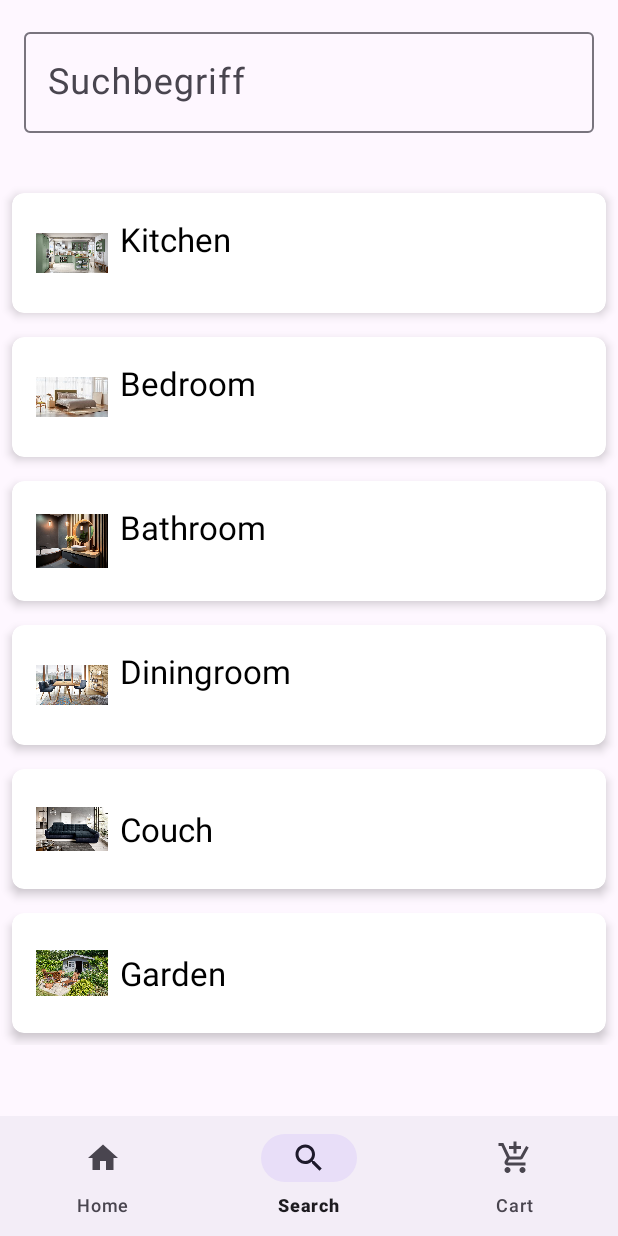
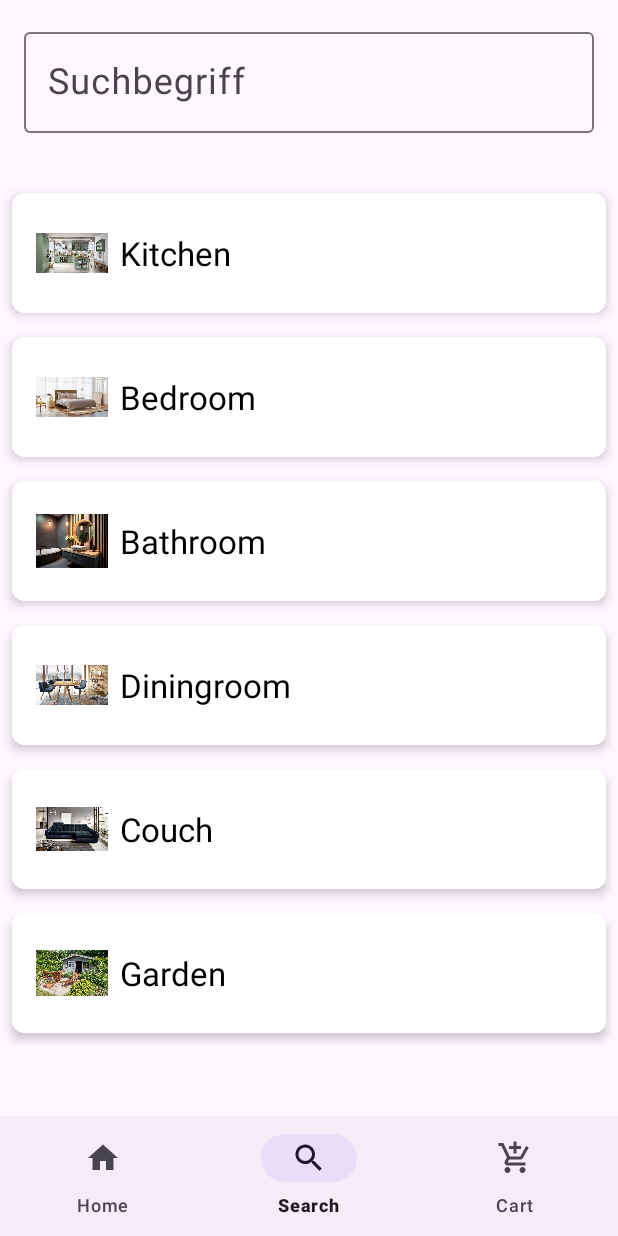
Before and after one commit to PhillipSyntax/android-abschlussprojekt-Phillip1Syntax, an Android app: the SearchFragment screen opened through its navigation route, on a phone screen of 412 x 824 dp. Run offline under Robolectric (Android 15) with nearby library versions, the light colour scheme and no system bars; our stand-ins replace Room's generated code, navigation-ui; 2 statements that could not run were skipped.

Commit message:
no change

```diff
--- a/app/src/main/res/layout/fragment_search.xml
+++ b/app/src/main/res/layout/fragment_search.xml
@@ -52,6 +52,7 @@
                     android:id="@+id/image1"
                     android:layout_width="48dp"
                     android:layout_height="48dp"
+                    android:layout_gravity="center"
                     android:layout_marginEnd="8dp"
                     android:src="@drawable/kitchen" />
 
@@ -59,6 +60,7 @@
                     android:id="@+id/categorie1"
                     android:layout_width="wrap_content"
                     android:layout_height="wrap_content"
+                    android:layout_gravity="center"
                     android:text="Kitchen"
                     android:textColor="@android:color/black"
                     android:textSize="22sp" />
@@ -89,6 +91,7 @@
                     android:id="@+id/categorie2"
                     android:layout_width="wrap_content"
                     android:layout_height="wrap_content"
+                    android:layout_gravity="center"
                     android:text="Bedroom"
                     android:textColor="@android:color/black"
                     android:textSize="22sp" />
@@ -119,6 +122,7 @@
                     android:id="@+id/categorie3"
                     android:layout_width="wrap_content"
                     android:layout_height="wrap_content"
+                    android:layout_gravity="center"
                     android:text="Bathroom"
                     android:textColor="@android:color/black"
                     android:textSize="22sp" />
@@ -149,6 +153,7 @@
                     android:id="@+id/categorie4"
                     android:layout_width="wrap_content"
                     android:layout_height="wrap_content"
+                    android:layout_gravity="center"
                     android:text="Diningroom"
                     android:textColor="@android:color/black"
                     android:textSize="22sp" />
--- a/app/src/main/res/values/strings.xml
+++ b/app/src/main/res/values/strings.xml
@@ -14,4 +14,6 @@
     <string name="address_bar">address Bar</string>
     <string name="confirm">Confirm</string>
     <string name="garden">Garden</string>
+    <string name="results">Results</string>
+    <string name="todo">TODO</string>
 </resources>
--- a/app/src/main/res/values/themes.xml
+++ b/app/src/main/res/values/themes.xml
@@ -2,7 +2,7 @@
     <!-- Base application theme. -->
     <style name="Base.Theme.MöbelHawi" parent="Theme.Material3.DayNight.NoActionBar">
         <!-- Customize your light theme here. -->
-        <!-- <item name="colorPrimary">@color/my_light_primary</item> -->
+         <item name="colorPrimary">@color/hawigreen</item>
     </style>
 
     <style name="Theme.MöbelHawi" parent="Base.Theme.MöbelHawi" />
```
